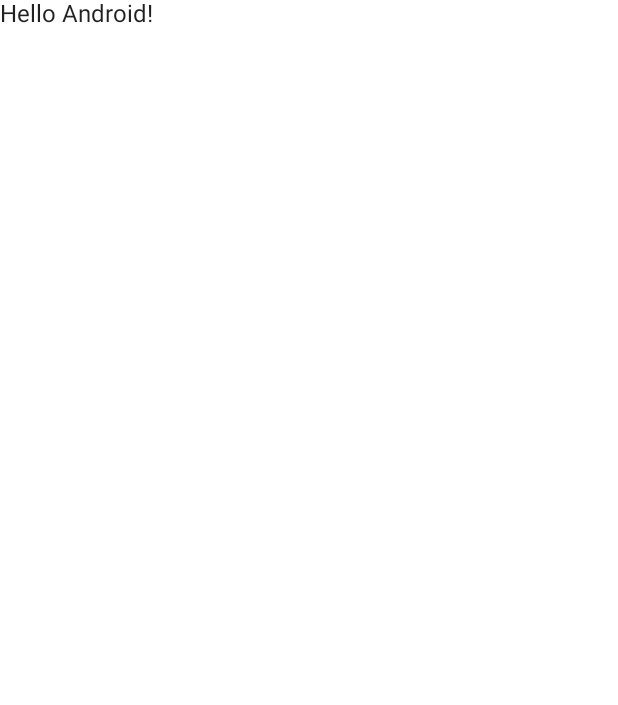
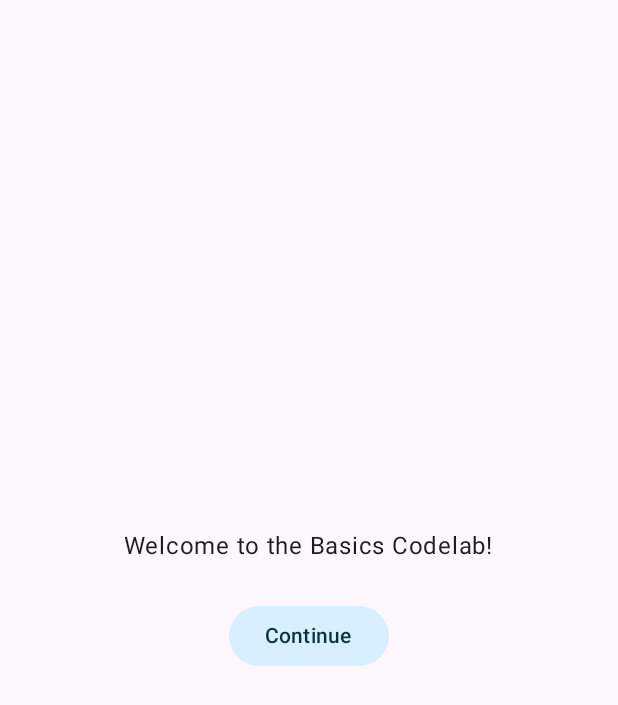
Before and after one commit to daniedev/learn-compose, an Android app built with Jetpack Compose: the screen it shows after launch (MainActivity), on a phone screen of 412 x 824 dp. Before the commit the part shown is almost empty. Shown: the top 705 px of the screen. Run offline under Robolectric (Android 15) with nearby library versions, the phone set to English and light mode, and no system bars.

Commit message:
CodeLabs Starter App

```diff
--- a/app/build.gradle
+++ b/app/build.gradle
@@ -5,7 +5,7 @@ plugins {
 
 android {
     namespace 'github.daniedev.learncompose'
-    compileSdk 32
+    compileSdk 33
 
     defaultConfig {
         applicationId "github.daniedev.learncompose"
@@ -60,4 +60,7 @@ dependencies {
     androidTestImplementation "androidx.compose.ui:ui-test-junit4:$compose_ui_version"
     debugImplementation "androidx.compose.ui:ui-tooling:$compose_ui_version"
     debugImplementation "androidx.compose.ui:ui-test-manifest:$compose_ui_version"
+    implementation "androidx.compose.material3:material3:1.0.1"
+    implementation "androidx.compose.material3:material3-window-size-class:1.0.1"
+    implementation "androidx.compose.material:material-icons-extended:$compose_ui_version"
 }
--- a/app/src/main/AndroidManifest.xml
+++ b/app/src/main/AndroidManifest.xml
@@ -9,13 +9,13 @@
         android:icon="@mipmap/ic_launcher"
         android:roundIcon="@mipmap/ic_launcher_round"
         android:supportsRtl="true"
-        android:theme="@style/Theme.Learncompose"
+        android:theme="@style/Theme.BasicsCodelab"
         tools:targetApi="31">
         <activity
             android:name=".MainActivity"
             android:exported="true"
             android:label="@string/app_name"
-            android:theme="@style/Theme.Learncompose">
+            android:theme="@style/Theme.BasicsCodelab">
             <intent-filter>
                 <action android:name="android.intent.action.MAIN" />
 
--- a/app/src/main/java/github/daniedev/learncompose/MainActivity.kt
+++ b/app/src/main/java/github/daniedev/learncompose/MainActivity.kt
@@ -4,12 +4,8 @@ import android.os.Bundle
 import androidx.activity.ComponentActivity
 import androidx.activity.compose.setContent
 import androidx.compose.foundation.layout.fillMaxSize
-import androidx.compose.material.MaterialTheme
-import androidx.compose.material.Surface
-import androidx.compose.material.Text
-import androidx.compose.runtime.Composable
 import androidx.compose.ui.Modifier
-import androidx.compose.ui.tooling.preview.Preview
+import github.daniedev.learncompose.ui.starterapp.MyApp
 import github.daniedev.learncompose.ui.theme.LearncomposeTheme
 
 class MainActivity : ComponentActivity() {
@@ -17,27 +13,8 @@ class MainActivity : ComponentActivity() {
         super.onCreate(savedInstanceState)
         setContent {
             LearncomposeTheme {
-                // A surface container using the 'background' color from the theme
-                Surface(
-                    modifier = Modifier.fillMaxSize(),
-                    color = MaterialTheme.colors.background
-                ) {
-                    Greeting("Android")
-                }
+                MyApp(modifier = Modifier.fillMaxSize())
             }
         }
     }
 }
-
-@Composable
-fun Greeting(name: String) {
-    Text(text = "Hello $name!")
-}
-
-@Preview(showBackground = true)
-@Composable
-fun DefaultPreview() {
-    LearncomposeTheme {
-        Greeting("Android")
-    }
-}
--- a/app/src/main/java/github/daniedev/learncompose/ui/sample/chatscreen/Conversation.kt
+++ b/app/src/main/java/github/daniedev/learncompose/ui/chatscreen/Conversation.kt
@@ -1,4 +1,4 @@
-package github.daniedev.learncompose.ui.sample.chatscreen
+package github.daniedev.learncompose.ui.chatscreen
 
 import androidx.compose.foundation.lazy.LazyColumn
 import androidx.compose.runtime.Composable
--- a/app/src/main/java/github/daniedev/learncompose/ui/sample/chatscreen/MessageCard.kt
+++ b/app/src/main/java/github/daniedev/learncompose/ui/chatscreen/MessageCard.kt
@@ -1,4 +1,4 @@
-package github.daniedev.learncompose.ui.sample.chatscreen
+package github.daniedev.learncompose.ui.chatscreen
 
 import android.content.res.Configuration
 import androidx.compose.animation.animateColorAsState
--- a/app/src/main/java/github/daniedev/learncompose/ui/sample/chatscreen/SampleData.kt
+++ b/app/src/main/java/github/daniedev/learncompose/ui/chatscreen/SampleData.kt
@@ -1,4 +1,4 @@
-package github.daniedev.learncompose.ui.sample.chatscreen
+package github.daniedev.learncompose.ui.chatscreen
 
 object SampleData {
     // Sample conversation data
--- /dev/null
+++ b/app/src/main/java/github/daniedev/learncompose/ui/starterapp/MyApp.kt
@@ -0,0 +1,19 @@
+package github.daniedev.learncompose.ui.starterapp
+
+import androidx.compose.material3.MaterialTheme
+import androidx.compose.material3.Surface
+import androidx.compose.runtime.*
+import androidx.compose.runtime.saveable.rememberSaveable
+import androidx.compose.ui.Modifier
+
+@Composable
+fun MyApp(modifier: Modifier) {
+    var shouldShowOnboarding by rememberSaveable { mutableStateOf(true) }
+    Surface(modifier, color = MaterialTheme.colorScheme.background) {
+        if (shouldShowOnboarding) {
+            OnboardingScreen(onContinueClicked = { shouldShowOnboarding = !shouldShowOnboarding })
+        } else {
+            Greetings()
+        }
+    }
+}
--- /dev/null
+++ b/app/src/main/java/github/daniedev/learncompose/ui/starterapp/OnboardingScreen.kt
@@ -0,0 +1,33 @@
+package github.daniedev.learncompose.ui.starterapp
+
+import androidx.compose.foundation.layout.Arrangement
+import androidx.compose.foundation.layout.Column
+import androidx.compose.foundation.layout.fillMaxSize
+import androidx.compose.foundation.layout.padding
+import androidx.compose.material3.Button
+import androidx.compose.material3.Text
+import androidx.compose.runtime.Composable
+import androidx.compose.ui.Alignment
+import androidx.compose.ui.Modifier
+import androidx.compose.ui.unit.dp
+
+@Composable
+fun OnboardingScreen(
+    onContinueClicked: () -> Unit,
+    modifier: Modifier = Modifier
+) {
+    Column(
+        modifier = modifier.fillMaxSize(),
+        verticalArrangement = Arrangement.Center,
+        horizontalAlignment = Alignment.CenterHorizontally
+    ) {
+        Text(text = "Welcome to the Basics Codelab!")
+        Button(
+            onClick = onContinueClicked,
+            modifier = modifier.padding(vertical = 24.dp)
+        ) {
+            Text(text = "Continue")
+        }
+
+    }
+}
--- a/app/src/main/java/github/daniedev/learncompose/ui/theme/Color.kt
+++ b/app/src/main/java/github/daniedev/learncompose/ui/theme/Color.kt
@@ -6,3 +6,7 @@ val Purple200 = Color(0xFFBB86FC)
 val Purple500 = Color(0xFF6200EE)
 val Purple700 = Color(0xFF3700B3)
 val Teal200 = Color(0xFF03DAC5)
+val Navy = Color(0xFF073042)
+val Blue = Color(0xFF4285F4)
+val LightBlue = Color(0xFFD7EFFE)
+val Chartreuse = Color(0xFFEFF7CF)
--- a/app/src/main/java/github/daniedev/learncompose/ui/theme/Shape.kt
+++ b/app/src/main/java/github/daniedev/learncompose/ui/theme/Shape.kt
@@ -1,7 +1,7 @@
 package github.daniedev.learncompose.ui.theme
 
 import androidx.compose.foundation.shape.RoundedCornerShape
-import androidx.compose.material.Shapes
+import androidx.compose.material3.Shapes
 import androidx.compose.ui.unit.dp
 
 val Shapes = Shapes(
--- a/app/src/main/java/github/daniedev/learncompose/ui/theme/Theme.kt
+++ b/app/src/main/java/github/daniedev/learncompose/ui/theme/Theme.kt
@@ -1,42 +1,36 @@
 package github.daniedev.learncompose.ui.theme
 
 import androidx.compose.foundation.isSystemInDarkTheme
-import androidx.compose.material.MaterialTheme
-import androidx.compose.material.darkColors
-import androidx.compose.material.lightColors
+import androidx.compose.material3.MaterialTheme
+import androidx.compose.material3.darkColorScheme
+import androidx.compose.material3.lightColorScheme
 import androidx.compose.runtime.Composable
+import androidx.compose.ui.graphics.Color
 
-private val DarkColorPalette = darkColors(
-    primary = Purple200,
-    primaryVariant = Purple700,
-    secondary = Teal200
+private val DarkColorScheme = darkColorScheme(
+    surface = Blue,
+    onSurface = Navy,
+    primary = Navy,
+    onPrimary = Chartreuse
 )
 
-private val LightColorPalette = lightColors(
-    primary = Purple500,
-    primaryVariant = Purple700,
-    secondary = Teal200
-
-    /* Other default colors to override
-    background = Color.White,
-    surface = Color.White,
-    onPrimary = Color.White,
-    onSecondary = Color.Black,
-    onBackground = Color.Black,
-    onSurface = Color.Black,
-    */
+private val LightColorScheme = lightColorScheme(
+    surface = Blue,
+    onSurface = Color.White,
+    primary = LightBlue,
+    onPrimary = Navy
 )
 
 @Composable
 fun LearncomposeTheme(darkTheme: Boolean = isSystemInDarkTheme(), content: @Composable () -> Unit) {
-    val colors = if (darkTheme) {
-        DarkColorPalette
+    val colorScheme = if (darkTheme) {
+        DarkColorScheme
     } else {
-        LightColorPalette
+        LightColorScheme
     }
 
     MaterialTheme(
-        colors = colors,
+        colorScheme = colorScheme,
         typography = Typography,
         shapes = Shapes,
         content = content
--- a/app/src/main/java/github/daniedev/learncompose/ui/theme/Type.kt
+++ b/app/src/main/java/github/daniedev/learncompose/ui/theme/Type.kt
@@ -1,6 +1,6 @@
 package github.daniedev.learncompose.ui.theme
 
-import androidx.compose.material.Typography
+import androidx.compose.material3.Typography
 import androidx.compose.ui.text.TextStyle
 import androidx.compose.ui.text.font.FontFamily
 import androidx.compose.ui.text.font.FontWeight
@@ -8,10 +8,12 @@ import androidx.compose.ui.unit.sp
 
 // Set of Material typography styles to start with
 val Typography = Typography(
-    body1 = TextStyle(
+    bodyLarge  = TextStyle(
         fontFamily = FontFamily.Default,
         fontWeight = FontWeight.Normal,
-        fontSize = 16.sp
+        fontSize = 16.sp,
+        lineHeight = 24.sp,
+        letterSpacing = 0.5.sp
     )
     /* Other default text styles to override
     button = TextStyle(
--- a/app/src/main/res/values/themes.xml
+++ b/app/src/main/res/values/themes.xml
@@ -4,4 +4,5 @@
     <style name="Theme.Learncompose" parent="android:Theme.Material.Light.NoActionBar">
         <item name="android:statusBarColor">@color/purple_700</item>
     </style>
+    <style name="Theme.BasicsCodelab" parent="android:Theme.Material.Light.NoActionBar" />
 </resources>
```
Also changed, not shown: app/src/main/java/github/daniedev/learncompose/ui/starterapp/Greetings.kt (added, +92 -0 lines).
